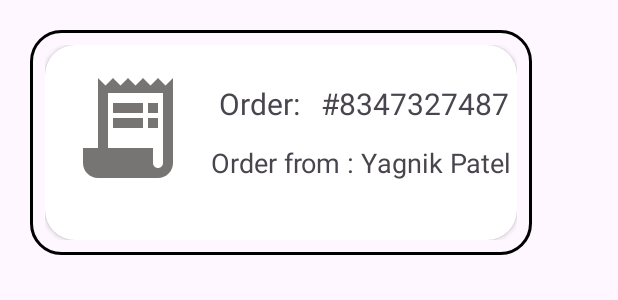
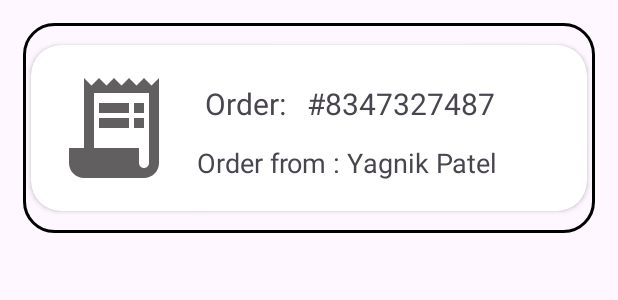
Before and after one commit to vishrant21/SSB, an Android app: the layout order_item.xml on its own in the app's theme, with its tools: preview values and no code run, on a phone screen of 412 x 824 dp. Shown: the top 300 px of the screen. Run offline under Robolectric (Android 15) with nearby library versions, the phone set to English and light mode, and no system bars.

Commit message:
updated on 28nd november 2023

```diff
--- a/app/src/main/AndroidManifest.xml
+++ b/app/src/main/AndroidManifest.xml
@@ -22,6 +22,9 @@
         android:supportsRtl="true"
         android:theme="@style/Theme.LoginAnimation"
         tools:targetApi="31">
+        <activity
+            android:name=".HistoryActivity"
+            android:exported="false" />
         <activity
             android:name=".NewOrderActivity"
             android:exported="false" />
--- a/app/src/main/java/com/example/loginanimation/NewOrderActivity.java
+++ b/app/src/main/java/com/example/loginanimation/NewOrderActivity.java
@@ -1,5 +1,8 @@
 package com.example.loginanimation;
 
+import android.app.NotificationChannel;
+import android.app.NotificationManager;
+import android.os.Build;
 import android.os.Bundle;
 import android.util.Log;
 import android.widget.Toast;
@@ -62,6 +65,7 @@ public class NewOrderActivity extends AppCompatActivity {
                                 // Retrieve the email
                                 storedEmail = (ArrayList<String>) userSnapshot.child("Email").getValue();
                                 // Do something with the email
+                                showNewOrderNotification(orderNum.size() - 1);
                                 NewOrderAdapter adapter = new NewOrderAdapter(getApplicationContext(),orderNum,firstDigit,storedEmail);
                                 recyclerView.setAdapter(adapter);
                                 Toast.makeText(NewOrderActivity.this, ""+storedEmail, Toast.LENGTH_SHORT).show();
@@ -90,4 +94,6 @@ public class NewOrderActivity extends AppCompatActivity {
 
 
     }
+    private void showNewOrderNotification(int i) {
+    }
 }
--- a/app/src/main/res/drawable/order.xml
+++ b/app/src/main/res/drawable/order2.xml
@@ -1,5 +1,5 @@
 <vector android:alpha="0.85" android:autoMirrored="true"
-    android:height="24dp" android:tint="#5F5B5B"
+    android:height="24dp" android:tint="#454242"
     android:viewportHeight="24" android:viewportWidth="24"
     android:width="24dp" xmlns:android="http://schemas.android.com/apk/res/android">
     <path android:fillColor="@android:color/white" android:pathData="M19.5,3.5L18,2l-1.5,1.5L15,2l-1.5,1.5L12,2l-1.5,1.5L9,2L7.5,3.5L6,2v14H3v3c0,1.66 1.34,3 3,3h12c1.66,0 3,-1.34 3,-3V2L19.5,3.5zM19,19c0,0.55 -0.45,1 -1,1s-1,-0.45 -1,-1v-3H8V5h11V19z"/>
--- a/app/src/main/res/layout/order_item.xml
+++ b/app/src/main/res/layout/order_item.xml
@@ -1,17 +1,19 @@
 <?xml version="1.0" encoding="utf-8"?>
 <LinearLayout xmlns:android="http://schemas.android.com/apk/res/android"
-    android:layout_width="wrap_content"
+    android:layout_width="match_parent"
     xmlns:app="http://schemas.android.com/apk/res-auto"
-    android:layout_margin="20dp"
+    android:layout_margin="15dp"
     android:orientation="horizontal"
     android:background="@drawable/solid_border"
-    android:padding="10dp"
-    android:layout_height="150dp">
+    android:layout_height="140dp">
 
     <androidx.cardview.widget.CardView
         android:layout_width="match_parent"
-        android:layout_height="match_parent"
+        android:layout_height="wrap_content"
+        android:layout_marginRight="5dp"
+        android:layout_gravity="center"
         app:cardCornerRadius="20dp"
+        android:layout_marginLeft="5dp"
         android:elevation="50dp">
         <LinearLayout
             android:layout_width="wrap_content"
@@ -22,7 +24,7 @@
         android:layout_width="80dp"
         android:layout_margin="15dp"
         android:layout_gravity="center"
-        android:src="@drawable/order"
+        android:src="@drawable/order2"
         android:layout_height="80dp"/>
     <LinearLayout
         android:layout_width="wrap_content"
--- a/app/src/main/res/menu/navigation_bar.xml
+++ b/app/src/main/res/menu/navigation_bar.xml
@@ -17,4 +17,8 @@
         android:id="@+id/account"
         android:title="Account"
         android:icon="@drawable/ic_person"/>
+    <item
+        android:id="@+id/history"
+        android:title="History"
+        android:icon="@drawable/order"/>
 </menu>
```
Also changed, not shown: app/src/main/java/com/example/loginanimation/HistoryActivity.java (added, +14 -0 lines), app/src/main/java/com/example/loginanimation/HomeActivity.java (+6 -2 lines), app/src/main/res/layout/activity_history.xml (added, +9 -0 lines).
